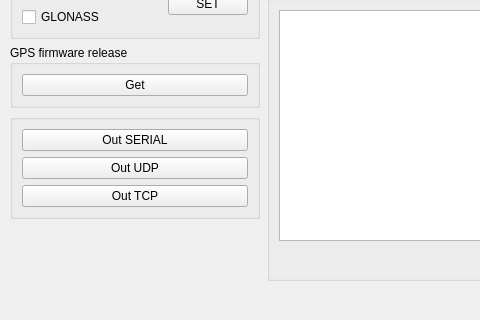
Before: the Qt Designer form GPS_resender/mainwindow.ui in DamianPodrazaCode/GPS_resender, drawn with Qt 5; both pictures show x 0 to 480 and y 514 to 834 of the 1176 by 834 pixel window.
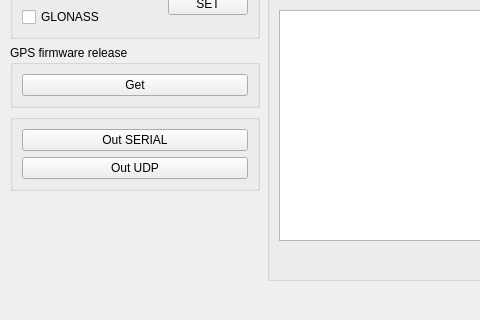
After: the same form once the commit is applied.

```diff
--- a/GPS_resender/mainwindow.ui
+++ b/GPS_resender/mainwindow.ui
@@ -516,13 +516,6 @@
            </property>
           </widget>
          </item>
-         <item>
-          <widget class="QPushButton" name="pb_out_tcp">
-           <property name="text">
-            <string>Out TCP</string>
-           </property>
-          </widget>
-         </item>
         </layout>
        </widget>
       </item>
```
